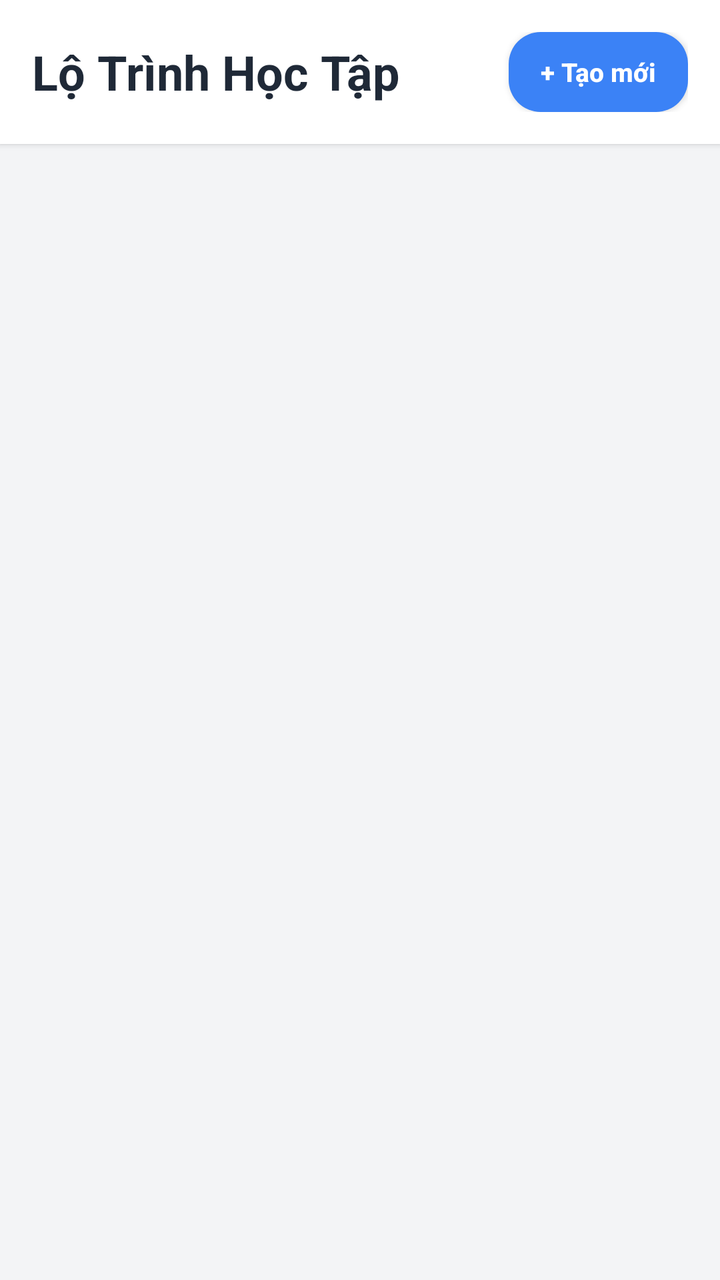
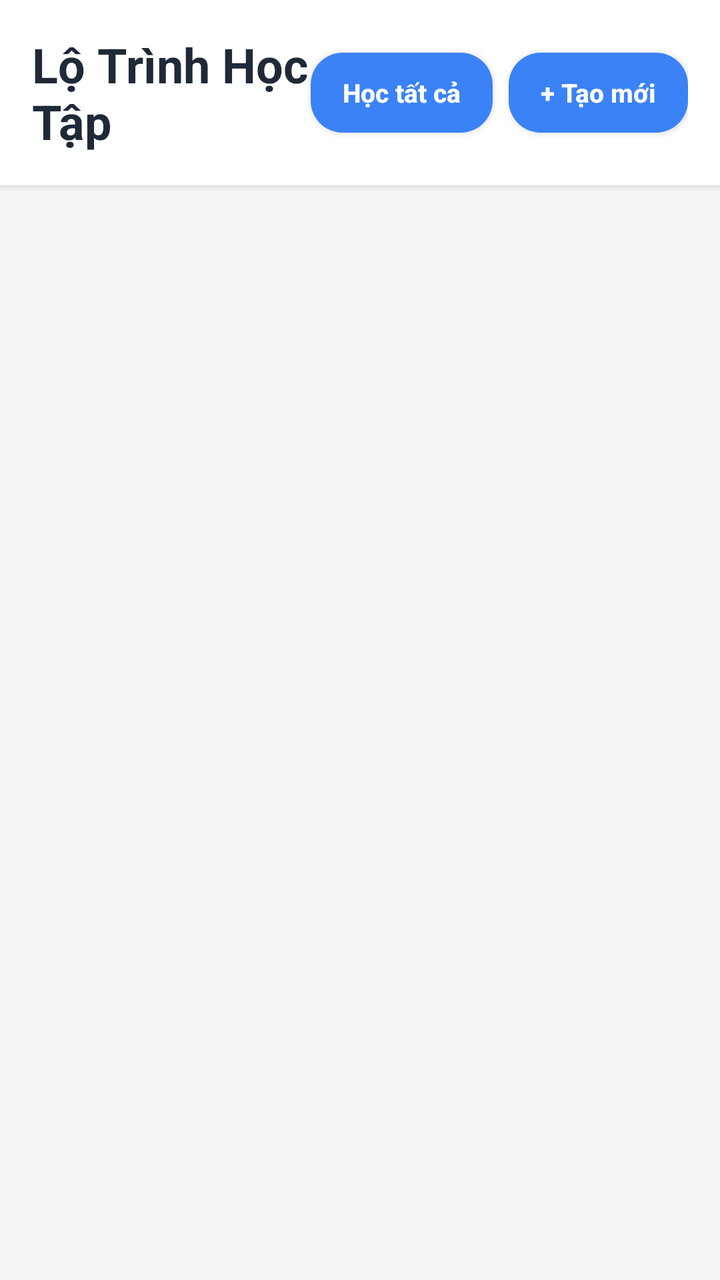

Compare the two renders of this Android layout. The source of the first and the diff that turns it into the second are given below.
<!-- AndroidManifest.xml: application theme Theme.LearnEnglish -->
<!-- res/layout/activity_main.xml -->
<?xml version="1.0" encoding="utf-8"?>
<LinearLayout xmlns:android="http://schemas.android.com/apk/res/android"
    xmlns:tools="http://schemas.android.com/tools"
    android:id="@+id/main"
    android:layout_width="match_parent"
    android:layout_height="match_parent"
    android:orientation="vertical"
    android:background="#F3F4F6"
    tools:context=".MainActivity">

    
    <LinearLayout
        android:layout_width="match_parent"
        android:layout_height="wrap_content"
        android:background="@android:color/white"
        android:elevation="2dp"
        android:gravity="center_vertical"
        android:orientation="horizontal"
        android:padding="16dp">

        <TextView
            android:layout_width="0dp"
            android:layout_height="wrap_content"
            android:layout_weight="1"
            android:text="Lộ Trình Học Tập"
            android:textColor="#1F2937"
            android:textSize="24sp"
            android:textStyle="bold" />

        <Button
            android:id="@+id/btnCreateLesson"
            android:layout_width="wrap_content"
            android:layout_height="40dp"
            android:background="@drawable/bg_button_blue"
            android:paddingStart="16dp"
            android:paddingEnd="16dp"
            android:text="+ Tạo mới"
            android:textColor="@android:color/white"
            android:textSize="13sp"
            android:textStyle="bold"
            android:textAllCaps="false" />
    </LinearLayout>

    <ScrollView
        android:layout_width="match_parent"
        android:layout_height="match_parent">

        <LinearLayout
            android:id="@+id/layoutLessons"
            android:layout_width="match_parent"
            android:layout_height="wrap_content"
            android:orientation="vertical"
            android:padding="16dp">

            
        </LinearLayout>
    </ScrollView>
</LinearLayout>
<!-- resources referenced by this layout -->
<resources>
  <!-- drawable bg_button_blue (drawable) -->
  <?xml version="1.0" encoding="utf-8"?>
  <shape xmlns:android="http://schemas.android.com/apk/res/android"
      android:shape="rectangle">
      <solid android:color="#3B82F6" />
      <corners android:radius="16dp" />
  </shape>
  <style name="Theme.LearnEnglish" parent="Base.Theme.LearnEnglish" />
  <style name="Base.Theme.LearnEnglish" parent="Theme.Material3.DayNight.NoActionBar">
          
          
      </style>
</resources>

<!-- the commit's change to res/layout/activity_main.xml (unified diff, before → after) -->
@@ -28,6 +28,20 @@
             android:textStyle="bold" />
 
         <Button
+            android:id="@+id/btnLearnAll"
+            android:layout_width="wrap_content"
+            android:layout_height="40dp"
+            android:background="@drawable/bg_button_blue"
+            android:paddingStart="16dp"
+            android:paddingEnd="16dp"
+            android:layout_marginEnd="8dp"
+            android:text="Học tất cả"
+            android:textColor="@android:color/white"
+            android:textSize="13sp"
+            android:textStyle="bold"
+            android:textAllCaps="false" />
+
+        <Button
             android:id="@+id/btnCreateLesson"
             android:layout_width="wrap_content"
             android:layout_height="40dp"
